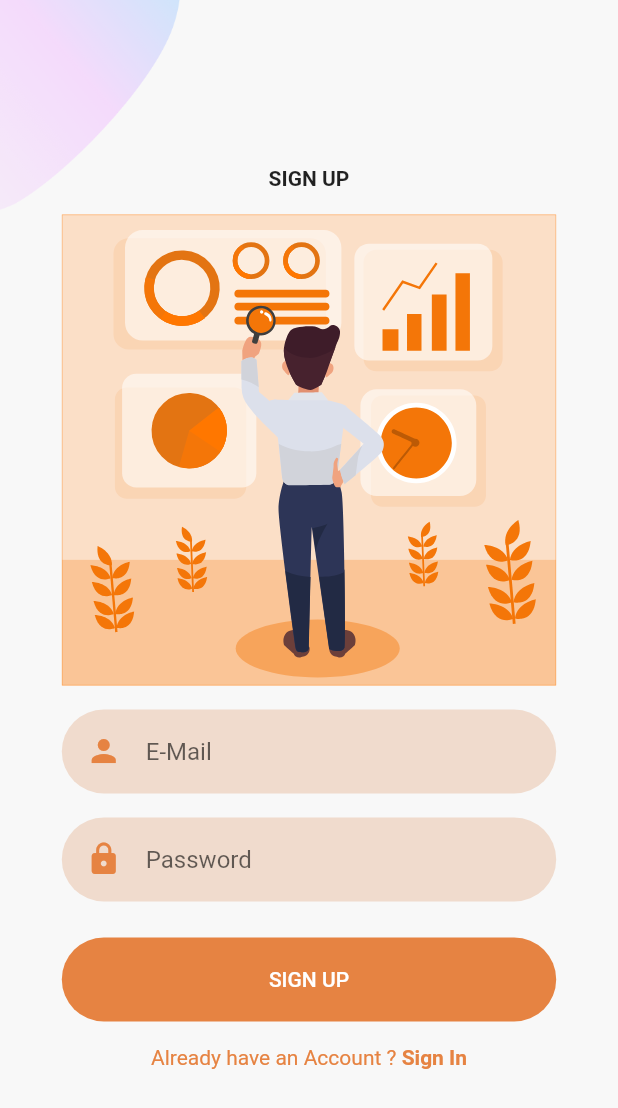
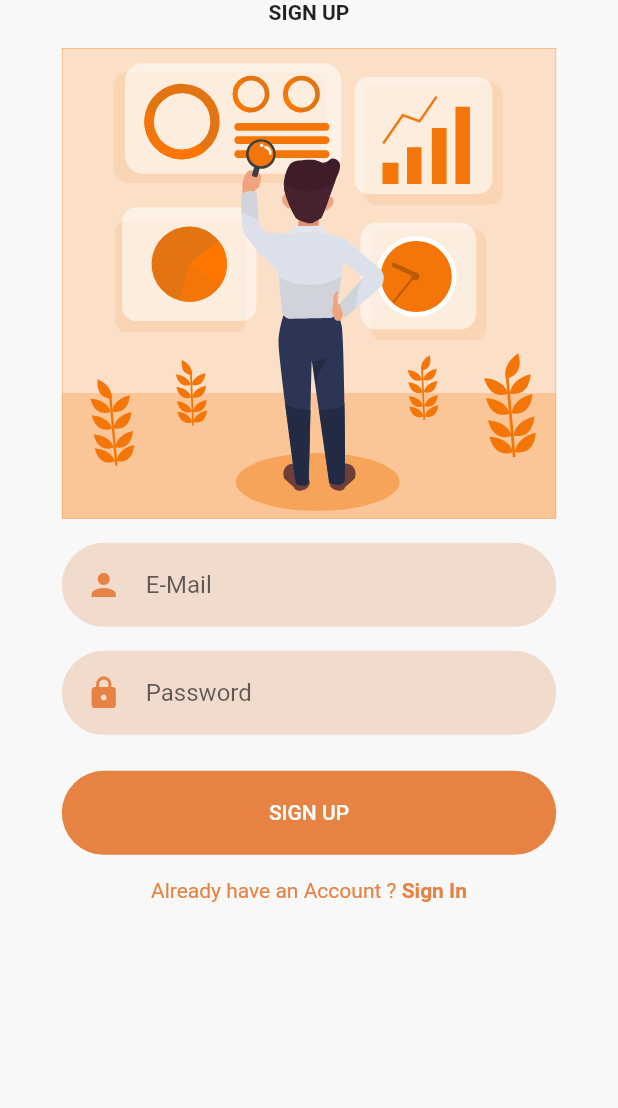
Before and after one commit to cepdnaclk/e18-3yp-Road-Traffic-Ecosystem, a Flutter app: the LoginScreen screen opened directly, after a tap on "Sign Up", on a phone screen of 412 x 824 dp. Shown: the top 1108 px of the screen. Run offline on Flutter 3.47's test engine with Material 2 defaults, Android fonts, the phone set to English and light mode, and no system bars; our stand-ins replace firebase_auth, firebase_core, firebase_database, flutter_svg, flutter_zoom_drawer, geolocator and 2 more; missing offline and left inert: qr_code_scanner; accounts and stored records are empty; project files that could hold a hidden picture were left out.

```diff
--- a/App/lib/Screens/Login/login_screen.dart
+++ b/App/lib/Screens/Login/login_screen.dart
@@ -10,8 +10,9 @@ class LoginScreen extends StatelessWidget {
 
   @override
   Widget build(BuildContext context) {
-    return Background(
-      child: SingleChildScrollView(
+    return Scaffold(
+      resizeToAvoidBottomInset: true,
+      body: SingleChildScrollView(
         child: Responsive(
           mobile: const MobileLoginScreen(),
           desktop: Row(
--- a/App/lib/Screens/Signup/signup_screen.dart
+++ b/App/lib/Screens/Signup/signup_screen.dart
@@ -11,8 +11,9 @@ class SignUpScreen extends StatelessWidget {
 
   @override
   Widget build(BuildContext context) {
-    return Background(
-      child: SingleChildScrollView(
+    return Scaffold(
+      resizeToAvoidBottomInset: true,
+      body: SingleChildScrollView(
         child: Responsive(
           mobile: const MobileSignupScreen(),
           desktop: Row(
```
Also changed, not shown: App/lib/Screens/Login/components/login_form.dart (+6 -7 lines), App/lib/Screens/Signup/components/signup_form.dart (+14 -0 lines), App/lib/main.dart (+1 -9 lines).
